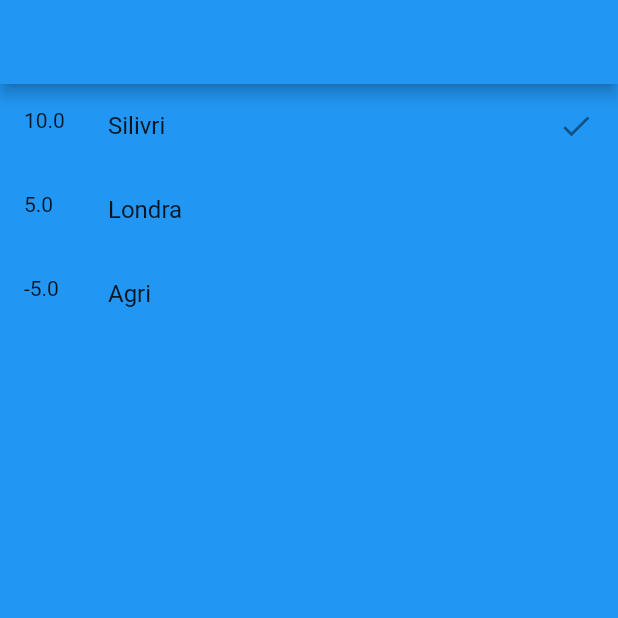
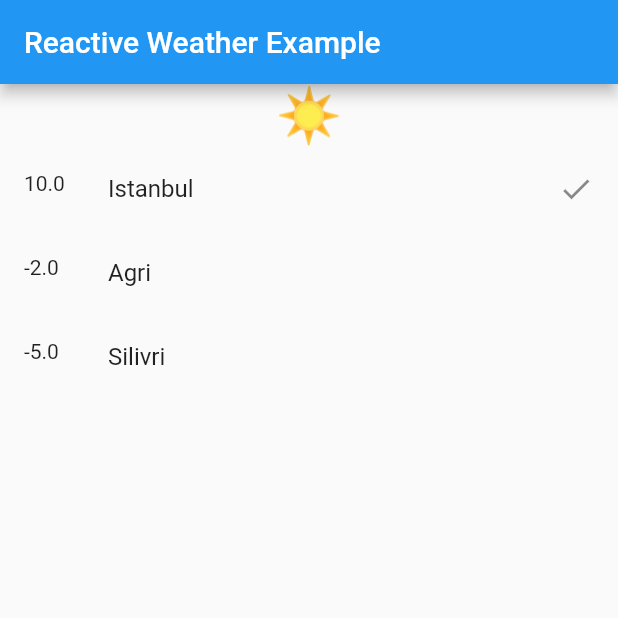
Before and after one commit to berkayismus/weather_bloc, a Flutter app: the screen it shows after launch, after a tap on "10.0", on a phone screen of 412 x 824 dp, the top half of it. Run offline on Flutter 3.47's test engine with Material 2 defaults, Android fonts, the phone set to English and light mode, and no system bars; our stand-ins replace bloc, equatable, flutter_bloc.

Commit message:
add weather symbols

```diff
--- a/lib/background_color/presentation/cubit/background_color_cubit.dart
+++ /dev/null
@@ -1,31 +0,0 @@
-import 'package:bloc/bloc.dart';
-import 'package:equatable/equatable.dart';
-import 'package:flutter/material.dart';
-import 'package:weather_bloc/weather/presentation/cubit/weather_cubit.dart';
-
-part 'background_color_state.dart';
-
-class BackgroundColorCubit extends Cubit<BackgroundColorState> {
-  BackgroundColorCubit({
-    required this.weatherCubit,
-  }) : super(BackgroundColorState.initial()) {
-    weatherCubit.stream.listen((weatherState) {
-      final degree = weatherState.selectedWeather?.degree;
-      if (degree != null && degree == 10) {
-        changeBackgroundColor(Colors.blue);
-      }
-      if (degree != null && degree == 5) {
-        changeBackgroundColor(Colors.grey);
-      }
-      if (degree != null && degree == -5) {
-        changeBackgroundColor(Colors.red);
-      }
-    });
-  }
-
-  final WeatherCubit weatherCubit;
-
-  void changeBackgroundColor(Color color) {
-    emit(state.copyWith(backgroundColor: color));
-  }
-}
--- a/lib/background_color/presentation/cubit/background_color_state.dart
+++ /dev/null
@@ -1,29 +0,0 @@
-part of 'background_color_cubit.dart';
-
-class BackgroundColorState extends Equatable {
-  final Color backgroundColor;
-
-  const BackgroundColorState({
-    required this.backgroundColor,
-  });
-
-  factory BackgroundColorState.initial() {
-    return const BackgroundColorState(
-      backgroundColor: Colors.white,
-    );
-  }
-
-  @override
-  List<Object> get props => [backgroundColor];
-
-  @override
-  bool get stringify => true;
-
-  BackgroundColorState copyWith({
-    Color? backgroundColor,
-  }) {
-    return BackgroundColorState(
-      backgroundColor: backgroundColor ?? this.backgroundColor,
-    );
-  }
-}
--- a/lib/weather/data/repositories/weather_repository.dart
+++ b/lib/weather/data/repositories/weather_repository.dart
@@ -6,9 +6,9 @@ abstract class IWeatherRepository {
 
 class WeatherRepository implements IWeatherRepository {
   final _weathers = [
-    Weather(name: 'Silivri', degree: 10.0),
-    Weather(name: 'Londra', degree: 5.0),
-    Weather(name: 'Agri', degree: -5.0),
+    Weather(name: 'Istanbul', degree: 10.0),
+    Weather(name: 'Agri', degree: -2.0),
+    Weather(name: 'Silivri', degree: -5.0),
   ];
 
   @override
--- /dev/null
+++ b/lib/weather/presentation/widgets/weather_list.dart
@@ -0,0 +1,39 @@
+import 'package:flutter/material.dart';
+import 'package:flutter_bloc/flutter_bloc.dart';
+import 'package:weather_bloc/weather/presentation/cubit/weather_cubit.dart';
+
+class WeatherList extends StatelessWidget {
+  const WeatherList({super.key});
+
+  @override
+  Widget build(BuildContext context) {
+    return BlocBuilder<WeatherCubit, WeatherState>(
+      builder: (context, state) {
+        if (state.status == Status.initial) {
+          return const Text('initial state');
+        } else if (state.status == Status.loading) {
+          return const Center(
+            child: CircularProgressIndicator(),
+          );
+        } else if (state.status == Status.loaded) {
+          return ListView.builder(
+            itemCount: state.weathers.length,
+            itemBuilder: (BuildContext context, int index) {
+              return ListTile(
+                leading: Text(state.weathers[index].degree.toString()),
+                title: Text(state.weathers[index].name),
+                trailing: state.weathers[index] == state.selectedWeather
+                    ? const Icon(Icons.check)
+                    : const SizedBox.shrink(),
+                onTap: () {
+                  context.read<WeatherCubit>().onTap(state.weathers[index]);
+                },
+              );
+            },
+          );
+        }
+        return const Text('failure state');
+      },
+    );
+  }
+}
--- a/lib/weather/presentation/widgets/weather_screen.dart
+++ b/lib/weather/presentation/widgets/weather_screen.dart
@@ -1,8 +1,10 @@
 import 'package:flutter/material.dart';
-import 'package:weather_bloc/background_color/presentation/cubit/background_color_cubit.dart';
 import 'package:weather_bloc/weather/data/repositories/weather_repository.dart';
 import 'package:weather_bloc/weather/presentation/cubit/weather_cubit.dart';
 import 'package:flutter_bloc/flutter_bloc.dart';
+import 'package:weather_bloc/weather/presentation/widgets/weather_list.dart';
+import 'package:weather_bloc/weather_symbols/presentation/cubit/weather_symbols_cubit.dart';
+import 'package:weather_bloc/weather_symbols/presentation/widgets/weather_symbol.dart';
 
 class WeatherScreen extends StatelessWidget {
   const WeatherScreen({super.key});
@@ -23,12 +25,12 @@ class _Blocs extends StatelessWidget {
   Widget build(BuildContext context) {
     return MultiBlocProvider(
       providers: [
-        BlocProvider(
+        BlocProvider<WeatherCubit>(
           create: (context) =>
               WeatherCubit(context.read<IWeatherRepository>())..getWeathers(),
         ),
-        BlocProvider(
-          create: (context) => BackgroundColorCubit(
+        BlocProvider<WeatherSymbolsCubit>(
+          create: (context) => WeatherSymbolsCubit(
             weatherCubit: context.read<WeatherCubit>(),
           ),
         ),
@@ -44,46 +46,15 @@ class _Body extends StatelessWidget {
   @override
   Widget build(BuildContext context) {
     return Scaffold(
-      appBar: AppBar(),
-      backgroundColor:
-          context.watch<BackgroundColorCubit>().state.backgroundColor,
-      body: const _WeatherList(),
+      appBar: AppBar(
+        title: const Text('Reactive Weather Example'),
+      ),
+      body: Column(
+        children: const [
+          WeatherSymbol(),
+          Expanded(child: WeatherList()),
+        ],
+      ),
     );
   }
 }
-
-class _WeatherList extends StatelessWidget {
-  const _WeatherList();
-
-  @override
-  Widget build(BuildContext context) {
-    return BlocBuilder<WeatherCubit, WeatherState>(
-      builder: (context, state) {
-        if (state.status == Status.initial) {
-          return const Text('initial state');
-        } else if (state.status == Status.loading) {
-          return const Center(
-            child: CircularProgressIndicator(),
-          );
-        } else if (state.status == Status.loaded) {
-          return ListView.builder(
-            itemCount: state.weathers.length,
-            itemBuilder: (BuildContext context, int index) {
-              return ListTile(
-                leading: Text(state.weathers[index].degree.toString()),
-                title: Text(state.weathers[index].name),
-                trailing: state.weathers[index] == state.selectedWeather
-                    ? const Icon(Icons.check)
-                    : const SizedBox.shrink(),
-                onTap: () {
-                  context.read<WeatherCubit>().onTap(state.weathers[index]);
-                },
-              );
-            },
-          );
-        }
-        return const Text('failure state');
-      },
-    );
-  }
-}
--- /dev/null
+++ b/lib/weather_symbols/presentation/cubit/weather_symbols_cubit.dart
@@ -0,0 +1,36 @@
+import 'dart:async';
+
+import 'package:bloc/bloc.dart';
+import 'package:equatable/equatable.dart';
+import 'package:weather_bloc/weather/presentation/cubit/weather_cubit.dart';
+
+part 'weather_symbols_state.dart';
+
+class WeatherSymbolsCubit extends Cubit<WeatherSymbolsState> {
+  WeatherSymbolsCubit({
+    required this.weatherCubit,
+  }) : super(WeatherSymbolsState.initial()) {
+    weatherStateSub = weatherCubit.stream.listen(_listenWeatherState);
+  }
+
+  final WeatherCubit weatherCubit;
+  late StreamSubscription<WeatherState> weatherStateSub;
+
+  void _listenWeatherState(WeatherState weatherState) {
+    final degree = weatherState.selectedWeather?.degree;
+    final degreeIsNotNull = degree != null;
+    if (degreeIsNotNull && degree <= -5) {
+      emit(state.copyWith(symbol: Symbols.cold));
+    } else if (degreeIsNotNull && degree <= -2) {
+      emit(state.copyWith(symbol: Symbols.cloudy));
+    } else {
+      emit(state.copyWith(symbol: Symbols.sunny));
+    }
+  }
+
+  @override
+  Future<void> close() {
+    weatherStateSub.cancel();
+    return super.close();
+  }
+}
--- /dev/null
+++ b/lib/weather_symbols/presentation/cubit/weather_symbols_state.dart
@@ -0,0 +1,40 @@
+part of 'weather_symbols_cubit.dart';
+
+enum Symbols { cold, cloudy, sunny }
+
+class WeatherSymbolsState extends Equatable {
+  final Symbols? symbol;
+
+  const WeatherSymbolsState({
+    required this.symbol,
+  });
+
+  factory WeatherSymbolsState.initial() {
+    return const WeatherSymbolsState(symbol: null);
+  }
+
+  String get symbolIcon {
+    if (symbol == Symbols.cold) {
+      return '⛄';
+    } else if (symbol == Symbols.cloudy) {
+      return '☁';
+    } else if (symbol == Symbols.sunny) {
+      return '☀';
+    }
+    return '';
+  }
+
+  @override
+  List<Object?> get props => [symbol];
+
+  @override
+  bool get stringify => true;
+
+  WeatherSymbolsState copyWith({
+    Symbols? symbol,
+  }) {
+    return WeatherSymbolsState(
+      symbol: symbol ?? this.symbol,
+    );
+  }
+}
--- /dev/null
+++ b/lib/weather_symbols/presentation/widgets/weather_symbol.dart
@@ -0,0 +1,19 @@
+import 'package:flutter/material.dart';
+import 'package:flutter_bloc/flutter_bloc.dart';
+import 'package:weather_bloc/weather_symbols/presentation/cubit/weather_symbols_cubit.dart';
+
+class WeatherSymbol extends StatelessWidget {
+  const WeatherSymbol({super.key});
+
+  @override
+  Widget build(BuildContext context) {
+    return BlocBuilder<WeatherSymbolsCubit, WeatherSymbolsState>(
+      builder: (context, state) {
+        return Text(
+          state.symbolIcon,
+          style: const TextStyle(fontSize: 36),
+        );
+      },
+    );
+  }
+}
--- a/pubspec.yaml
+++ b/pubspec.yaml
@@ -38,7 +38,6 @@ dependencies:
   cupertino_icons: ^1.0.2
   flutter_bloc: ^8.1.1
   equatable: ^2.0.5
-  meta: ^1.8.0
 
 dev_dependencies:
   flutter_test:
```
Also changed, not shown: pubspec.lock.
